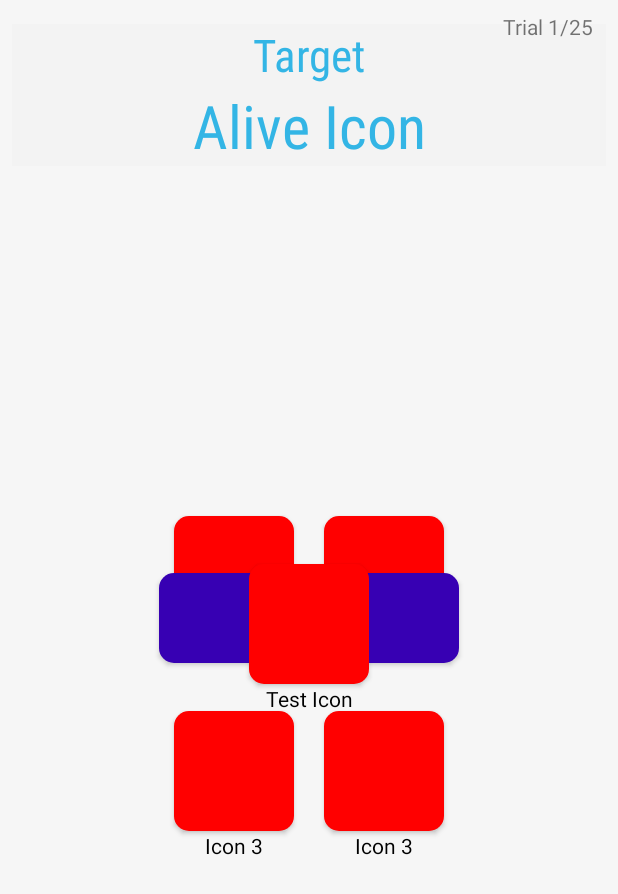
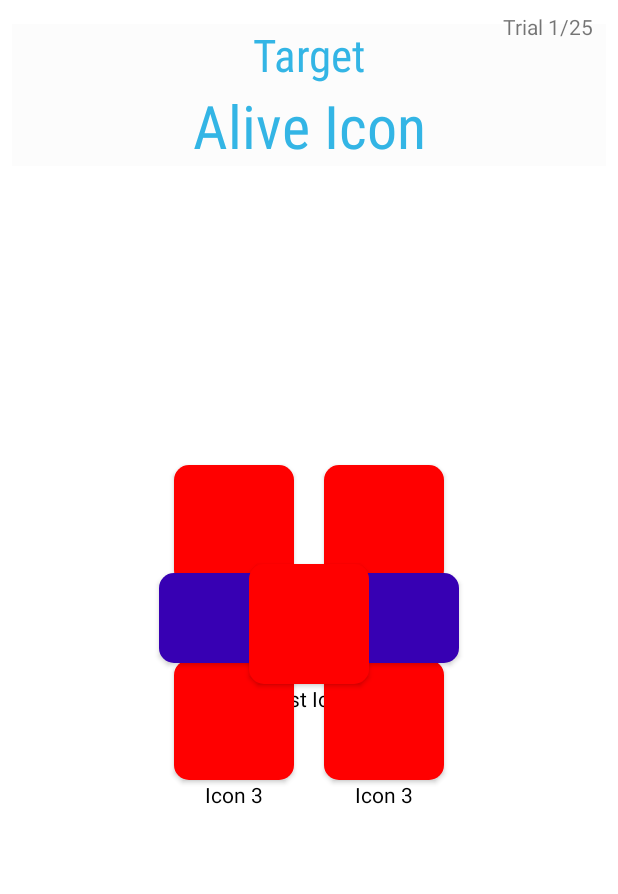
Before and after one commit to elsandner/IconFunctionTest, an Android app: the StandardActivity screen opened directly, with no data from a screen before it, on a phone screen of 412 x 824 dp. Shown: the top 894 px of the screen. Run offline under Robolectric (Android 15) with nearby library versions, the phone set to English and light mode, and no system bars; libraries missing offline, so code that uses them is left out: com.blogspot.atifsoftwares.

```diff
--- a/app/src/main/java/com/example/iconfunctiontest/Presentation/AliveActivity.java
+++ b/app/src/main/java/com/example/iconfunctiontest/Presentation/AliveActivity.java
@@ -347,7 +347,7 @@ public class AliveActivity extends AppCompatActivity {
         v.vibrate(time);
     }
 
-    public static void changeBackgroundColor(boolean answer) {
+    public static void feedbackOnAnswer(boolean answer) {
         if(answer){
             soundPool.play(sound_success, 1, 1, 0, 0, 1);
             tV_fullscreenContent.setBackgroundResource(android.R.color.holo_green_light);
--- a/app/src/main/java/com/example/iconfunctiontest/Services/Parameter.java
+++ b/app/src/main/java/com/example/iconfunctiontest/Services/Parameter.java
@@ -2,7 +2,7 @@ package com.example.iconfunctiontest.Services;
 
 public class Parameter {
 //General
-    private static int DEFAULT=4;
+    private static int DEFAULT=1;
     public static int LongClick_Vibration_time = 200; //in miliseconds
 
     public static String[] Items = {
--- a/app/src/main/res/layout/activity_standard_icon.xml
+++ b/app/src/main/res/layout/activity_standard_icon.xml
@@ -29,10 +29,11 @@
         android:id="@+id/fullscreen_content"
         android:layout_width="match_parent"
         android:layout_height="match_parent"
+        android:background="#FFFFFF"
         android:gravity="center"
         android:keepScreenOn="true"
+
         android:onClick="onClickScreen"
-
         app:layout_constraintBottom_toBottomOf="parent"
         app:layout_constraintEnd_toEndOf="parent"
         app:layout_constraintStart_toStartOf="parent"
@@ -73,13 +74,13 @@
         android:layout_marginLeft="5dp"
         android:layout_marginBottom="4dp"
         android:background="@drawable/custom_rounded_corners_grey"
+        android:elevation="100dp"
         android:orientation="vertical"
         android:visibility="invisible"
         app:layout_constraintBottom_toTopOf="@+id/bt_Icon0"
         app:layout_constraintEnd_toEndOf="@+id/bt_Icon0"
         app:layout_constraintHorizontal_bias="0.914"
         app:layout_constraintStart_toStartOf="parent">
-
     </LinearLayout>
 
     <TextView
@@ -150,8 +151,7 @@
         app:layout_constraintEnd_toEndOf="parent"
         app:layout_constraintHorizontal_bias="0.0"
         app:layout_constraintStart_toStartOf="parent"
-        app:layout_constraintTop_toTopOf="@+id/fullscreen_content"
-        app:layout_constraintVertical_bias="0.56">
+        app:layout_constraintTop_toTopOf="@+id/fullscreen_content">
 
         <TextView
             android:id="@+id/tV_label1"
@@ -194,6 +194,7 @@
             android:layout_marginEnd="5dp"
             android:layout_marginRight="5dp"
             android:background="@drawable/custom_rounded_corners_grey"
+            android:elevation="100dp"
             android:orientation="vertical"
             android:visibility="invisible"
             app:layout_constraintBottom_toTopOf="@+id/bt_Icon1"
@@ -219,6 +220,7 @@
             android:layout_marginStart="5dp"
             android:layout_marginLeft="5dp"
             android:background="@drawable/custom_rounded_corners_grey"
+            android:elevation="100dp"
             android:orientation="vertical"
             android:visibility="invisible"
             app:layout_constraintBottom_toTopOf="@+id/bt_Icon2"
@@ -256,6 +258,7 @@
             android:layout_marginRight="5dp"
             android:layout_marginBottom="5dp"
             android:background="@drawable/custom_rounded_corners_grey"
+            android:elevation="100dp"
             android:orientation="vertical"
             android:visibility="invisible"
             app:layout_constraintBottom_toTopOf="@+id/bt_Icon3"
@@ -295,6 +298,7 @@
             android:layout_marginLeft="5dp"
             android:layout_marginBottom="5dp"
             android:background="@drawable/custom_rounded_corners_grey"
+            android:elevation="100dp"
             android:orientation="vertical"
             android:visibility="invisible"
             app:layout_constraintBottom_toTopOf="@+id/bt_Icon4"
```
Also changed, not shown: app/src/main/java/com/example/iconfunctiontest/Presentation/StandardActivity.java (+28 -6 lines), app/src/main/java/com/example/iconfunctiontest/Services/TestService.java (+18 -24 lines).
